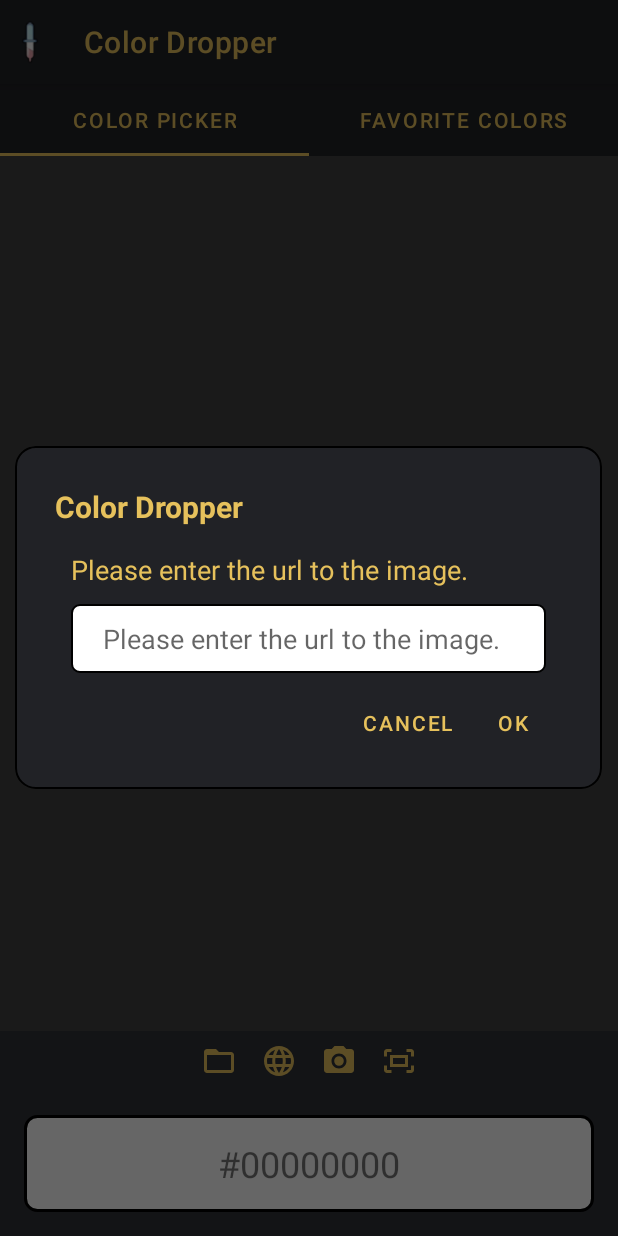
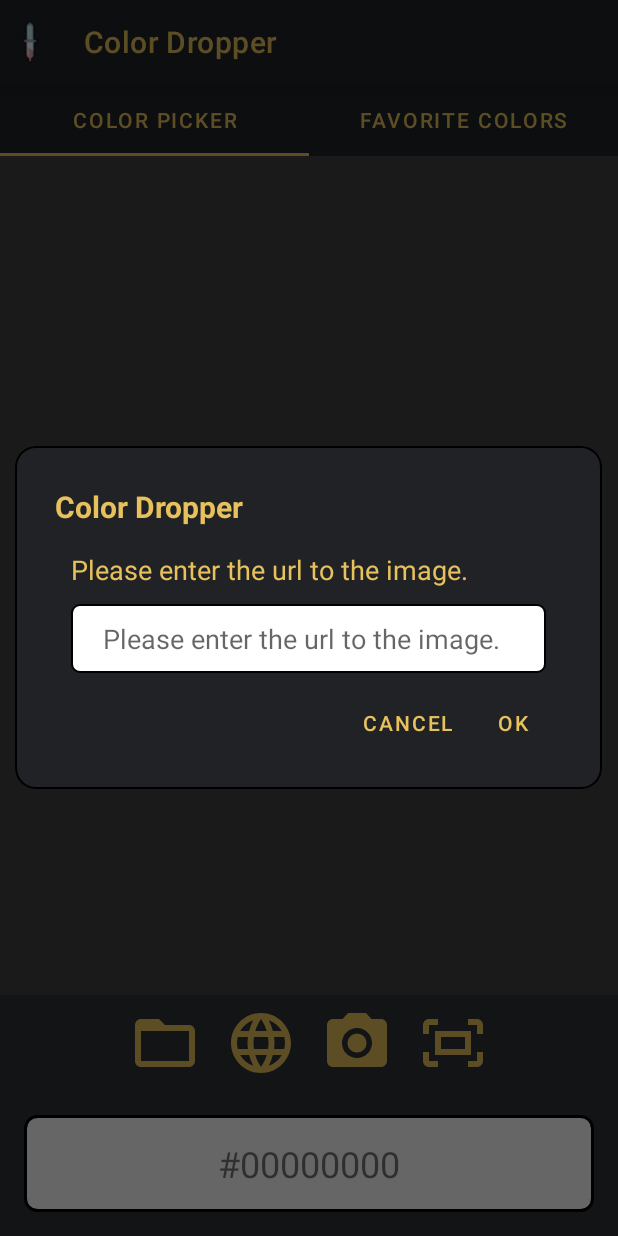
Before and after one commit to TheRandomCrafter83/ColorDropper, an Android app: the screen it shows after launch (MainActivity), after a tap on "Enter image web address", on a phone screen of 412 x 824 dp. Run offline under Robolectric (Android 15) with nearby library versions, the phone set to English and light mode, and no system bars.

Commit message:
Fixed Camera Permissions and Launch Camera to take picture. Added 3 new vector icons to be in place for marking a color as favorite or copying the currently selected color.

```diff
--- a/app/src/main/java/com/coderzf1/colordropper/InputDialog.java
+++ b/app/src/main/java/com/coderzf1/colordropper/InputDialog.java
@@ -16,6 +16,7 @@ import android.widget.EditText;
 import android.widget.LinearLayout;
 import android.widget.TextView;
 
+import androidx.annotation.ColorInt;
 import androidx.appcompat.app.AlertDialog;
 
 public class InputDialog {
@@ -35,7 +36,7 @@ public class InputDialog {
     }
 
 
-    public void showInputDialog (final String message, final String title, final String default_text, final Color dialogBgColor, final Color dialogTextColor) {
+    public void showInputDialog (final String message, final String title, final String default_text, @ColorInt final int dialogBgColor,@ColorInt final int dialogTextColor) {
         android.app.AlertDialog dlg;
         android.app.AlertDialog.Builder builder = new android.app.AlertDialog.Builder(context);
         if (!title.equals("")){
@@ -49,7 +50,7 @@ public class InputDialog {
         LinearLayout.LayoutParams params = new LinearLayout.LayoutParams(ViewGroup.LayoutParams.WRAP_CONTENT, ViewGroup.LayoutParams.WRAP_CONTENT);
         dlgLayout.setLayoutParams(params);
         dlgLayout.setOrientation(LinearLayout.VERTICAL);
-        dlgLayout.setBackgroundColor(dialogBgColor.toArgb());
+        dlgLayout.setBackgroundColor(dialogBgColor);
         final EditText userInput = new EditText(context);
         if (!TextUtils.isEmpty(default_text)){
             userInput.setText(default_text);
@@ -89,16 +90,16 @@ public class InputDialog {
 
         final TextView txtMessage = new TextView(context);
         if (!message.equals("")){
-            int r = Color.red(dialogTextColor.toArgb());
-            int g = Color.green(dialogTextColor.toArgb());
-            int b = Color.blue(dialogTextColor.toArgb());
+            int r = Color.red(dialogTextColor);
+            int g = Color.green(dialogTextColor);
+            int b = Color.blue(dialogTextColor);
             String hex = String.format("#%02x%02x%02x", r, g, b);
             String messageHtml = "<font color='" + hex + "'>" + message + "</font>";
             txtMessage.setText(Html.fromHtml(messageHtml, Html.FROM_HTML_MODE_COMPACT));
         }else{
             builder.setMessage("Enter some text.");
         }
-        txtMessage.setTextColor(dialogTextColor.toArgb());
+        txtMessage.setTextColor(dialogTextColor);
         txtMessage.setTextSize(18f);
         txtMessage.setLayoutParams(tlp);
 
@@ -106,7 +107,7 @@ public class InputDialog {
         txtTitle.setLayoutParams(tlp);
         txtTitle.setPadding(m/2,m/2,m/2,m/2);
         txtTitle.setText(title);
-        txtTitle.setTextColor(dialogTextColor.toArgb());
+        txtTitle.setTextColor(dialogTextColor);
         txtTitle.setTypeface(txtTitle.getTypeface(),android.graphics.Typeface.BOLD);
         txtTitle.setTextSize(20f);
 
@@ -137,12 +138,12 @@ public class InputDialog {
         dlg.show();
         gd = new android.graphics.drawable.GradientDrawable();
         gd.setCornerRadius(20);
-        gd.setColor(dialogBgColor.toArgb());
+        gd.setColor(dialogBgColor);
         gd.setStroke(2,Color.BLACK);
-        dlg.getWindow().getDecorView().getBackground().setColorFilter(new android.graphics.LightingColorFilter(0xff000000,dialogBgColor.toArgb()));
+        dlg.getWindow().getDecorView().getBackground().setColorFilter(new android.graphics.LightingColorFilter(0xff000000,dialogBgColor));
         dlg.getWindow().getDecorView().setBackground(gd);
-        dlg.getButton(AlertDialog.BUTTON_NEGATIVE).setTextColor(dialogTextColor.toArgb());
-        dlg.getButton(AlertDialog.BUTTON_POSITIVE).setTextColor(dialogTextColor.toArgb());
+        dlg.getButton(AlertDialog.BUTTON_NEGATIVE).setTextColor(dialogTextColor);
+        dlg.getButton(AlertDialog.BUTTON_POSITIVE).setTextColor(dialogTextColor);
     }
 
 }
--- a/app/src/main/java/com/coderzf1/colordropper/MainActivity.java
+++ b/app/src/main/java/com/coderzf1/colordropper/MainActivity.java
@@ -2,22 +2,16 @@ package com.coderzf1.colordropper;
 
 import androidx.appcompat.app.AppCompatActivity;
 import androidx.appcompat.widget.Toolbar;
-import androidx.core.app.ActivityCompat;
-import androidx.core.content.ContextCompat;
+import androidx.core.content.res.ResourcesCompat;
 import androidx.fragment.app.Fragment;
 import androidx.fragment.app.FragmentManager;
 import androidx.fragment.app.FragmentTransaction;
-
-import android.Manifest;
-import android.content.Intent;
-import android.content.pm.PackageManager;
 import android.os.Bundle;
 
 import com.google.android.material.tabs.TabLayout;
 
 public class MainActivity extends AppCompatActivity {
     TabLayout tabLayout;
-    String s = "hello";
     Fragment currentFragment = null;
 
     @Override
@@ -25,26 +19,9 @@ public class MainActivity extends AppCompatActivity {
         super.onCreate(savedInstanceState);
         setContentView(R.layout.activity_main);
         Toolbar toolbar = findViewById(R.id.toolbar);
-        toolbar.setTitleTextColor(getResources().getColor(R.color.yellow,null));
-        //toolbar.setLogo(R.drawable.color_dropper_small);
+        toolbar.setTitleTextColor(ResourcesCompat.getColor(getResources(),R.color.yellow,null));
         setSupportActionBar(toolbar);
-        if(ContextCompat.checkSelfPermission(this, Manifest.permission.READ_EXTERNAL_STORAGE) != PackageManager.PERMISSION_DENIED ||ContextCompat.checkSelfPermission(this, Manifest.permission.WRITE_EXTERNAL_STORAGE) != PackageManager.PERMISSION_DENIED) {
-            ActivityCompat.requestPermissions(this,new String[] {Manifest.permission.READ_EXTERNAL_STORAGE, Manifest.permission.WRITE_EXTERNAL_STORAGE}, 1000);
-        } else {
-            initializeApp();
-        }
-
-    }
-
-    @Override
-    public void onRequestPermissionsResult(int requestCode, String[] permissions, int[] grantResults){
-        super.onRequestPermissionsResult(requestCode, permissions, grantResults);
         initializeApp();
-    }
-
-    @Override
-    public void onActivityResult(int requestCode, int resultCode, Intent data) {
-        super.onActivityResult(requestCode, resultCode, data);
     }
 
     public void initializeApp(){
--- a/app/src/main/res/layout/fragment_color_picker.xml
+++ b/app/src/main/res/layout/fragment_color_picker.xml
@@ -25,10 +25,9 @@
                 android:id="@+id/imageView"
                 android:layout_width="match_parent"
                 android:layout_height="match_parent"
+                android:contentDescription="@string/imgView"
                 android:scaleType="fitCenter"
-                android:src="@drawable/ic_launcher_foreground"
-                android:contentDescription="@string/imgView"
-                android:visibility="gone" />
+                android:visibility="visible" />
 
             <ProgressBar
                 android:id="@+id/progressBar"
@@ -54,41 +53,41 @@
 
             <ImageButton
                 android:id="@+id/iv_browse"
-                android:layout_width="wrap_content"
-                android:layout_height="wrap_content"
+                android:layout_width="48dp"
+                android:layout_height="48dp"
                 android:layout_margin="8dp"
                 android:background="#00ffffff"
                 android:contentDescription="@string/iv_browse"
                 android:scaleType="fitCenter"
                 android:src="@drawable/ic_baseline_folder_open_24"
-                android:tint="@color/yellow" />
+                app:tint="@color/yellow" />
 
             <ImageButton
                 android:id="@+id/iv_web"
-                android:layout_width="wrap_content"
-                android:layout_height="wrap_content"
+                android:layout_width="48dp"
+                android:layout_height="48dp"
                 android:layout_margin="8dp"
                 android:background="#00ffffff"
                 android:contentDescription="@string/iv_web"
                 android:scaleType="fitCenter"
                 android:src="@drawable/ic_baseline_language_24"
-                android:tint="@color/yellow" />
+                app:tint="@color/yellow" />
 
             <ImageButton
                 android:id="@+id/iv_camera"
-                android:layout_width="wrap_content"
-                android:layout_height="wrap_content"
+                android:layout_width="48dp"
+                android:layout_height="48dp"
                 android:layout_margin="8dp"
                 android:background="#00ffffff"
                 android:contentDescription="@string/iv_camera"
                 android:scaleType="fitCenter"
                 android:src="@drawable/ic_baseline_local_see_24"
-                android:tint="@color/yellow" />
+                app:tint="@color/yellow" />
 
             <ImageButton
                 android:id="@+id/iv_screenshot"
-                android:layout_width="wrap_content"
-                android:layout_height="wrap_content"
+                android:layout_width="48dp"
+                android:layout_height="48dp"
                 android:layout_margin="8dp"
                 android:background="#00ffffff"
                 android:contentDescription="@string/iv_screenshot"
--- a/app/src/main/res/xml/provider_paths.xml
+++ b/app/src/main/res/xml/provider_paths.xml
@@ -1,6 +1,3 @@
 <paths	xmlns:android="http://schemas.android.com/apk/res/android">
-	<external-path
-		name="external_files"
-		path="."/>
 	<external-files-path name="Color Droppers" path="Pictures" />
 </paths>
--- a/build.gradle
+++ b/build.gradle
@@ -5,7 +5,7 @@ buildscript {
         jcenter()
     }
     dependencies {
-        classpath "com.android.tools.build:gradle:4.1.2"
+        classpath 'com.android.tools.build:gradle:7.2.0-rc01'
 
         // NOTE: Do not place your application dependencies here; they belong
         // in the individual module build.gradle files
```
Also changed, not shown: app/build.gradle (+13 -8 lines), app/src/main/AndroidManifest.xml (+7 -6 lines), app/src/main/java/com/coderzf1/colordropper/Database/AppDatabase.java (added, +34 -0 lines), app/src/main/java/com/coderzf1/colordropper/Database/Color.java (added, +25 -0 lines), app/src/main/java/com/coderzf1/colordropper/Database/ColorRepository.java (added, +36 -0 lines), app/src/main/java/com/coderzf1/colordropper/Database/Dao.java (added, +23 -0 lines), app/src/main/java/com/coderzf1/colordropper/FavoriteColorViewModel.java (added, +35 -0 lines), app/src/main/java/com/coderzf1/colordropper/FragmentColorPicker.java (+157 -194 lines), app/src/main/java/com/coderzf1/colordropper/FragmentFavoriteColors.java (+8 -0 lines), gradle/wrapper/gradle-wrapper.properties.
